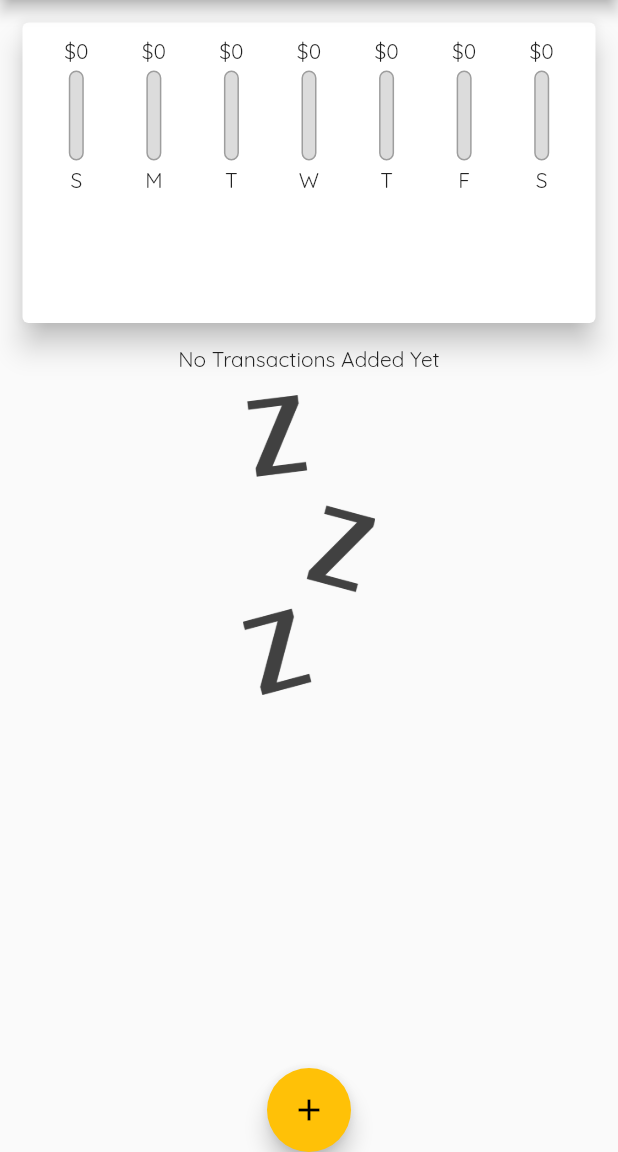
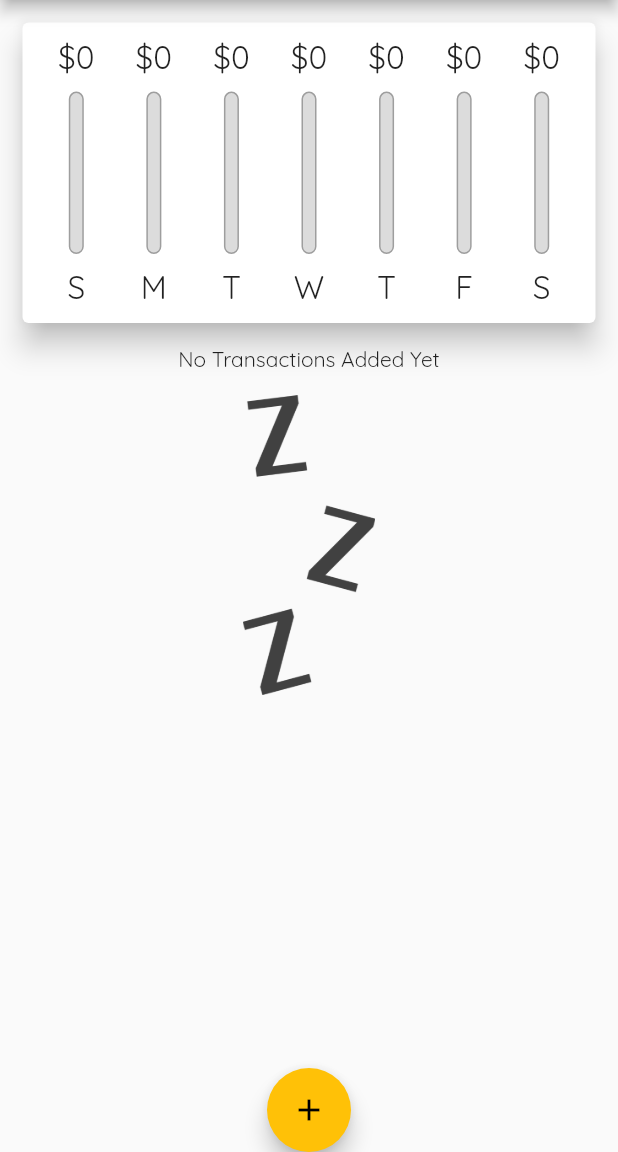
Before and after one commit to Ontan8/personal_expenses, a Flutter app: the screen it shows after launch, on a phone screen of 412 x 824 dp, the part 84-1236 px from its top. Run offline on Flutter 3.47's test engine with Material 2 defaults, Android fonts, the phone set to English and light mode, and no system bars.

Commit message:
added layoutbuilder

```diff
--- a/lib/widgets/chart_bar.dart
+++ b/lib/widgets/chart_bar.dart
@@ -9,14 +9,18 @@ class ChartBar extends StatelessWidget {
   final double spendingPercentage;
   @override
   Widget build(BuildContext context) {
+    return LayoutBuilder(builder: (ctx, constraints) {
       return Column(
         children: [
-        FittedBox(child: Text('\$${spendingAmount.toStringAsFixed(0)}')),
-        const SizedBox(
-          height: 4,
+          SizedBox(
+              height: constraints.maxHeight * 0.15,
+              child: FittedBox(
+                  child: Text('\$${spendingAmount.toStringAsFixed(0)}'))),
+          SizedBox(
+            height: constraints.maxHeight * 0.05,
           ),
           SizedBox(
-          height: 60,
+            height: constraints.maxHeight * 0.6,
             width: 10,
             child: Stack(
               children: [
@@ -37,11 +41,15 @@ class ChartBar extends StatelessWidget {
               ],
             ),
           ),
-        const SizedBox(
-          height: 4,
+          SizedBox(
+            height: constraints.maxHeight * 0.05,
           ),
-        Text(label),
+          SizedBox(
+            child: FittedBox(child: Text(label)),
+            height: constraints.maxHeight * 0.15,
+          ),
         ],
       );
+    });
   }
 }
```
Lines whose indentation alone changed are shown as unchanged.
